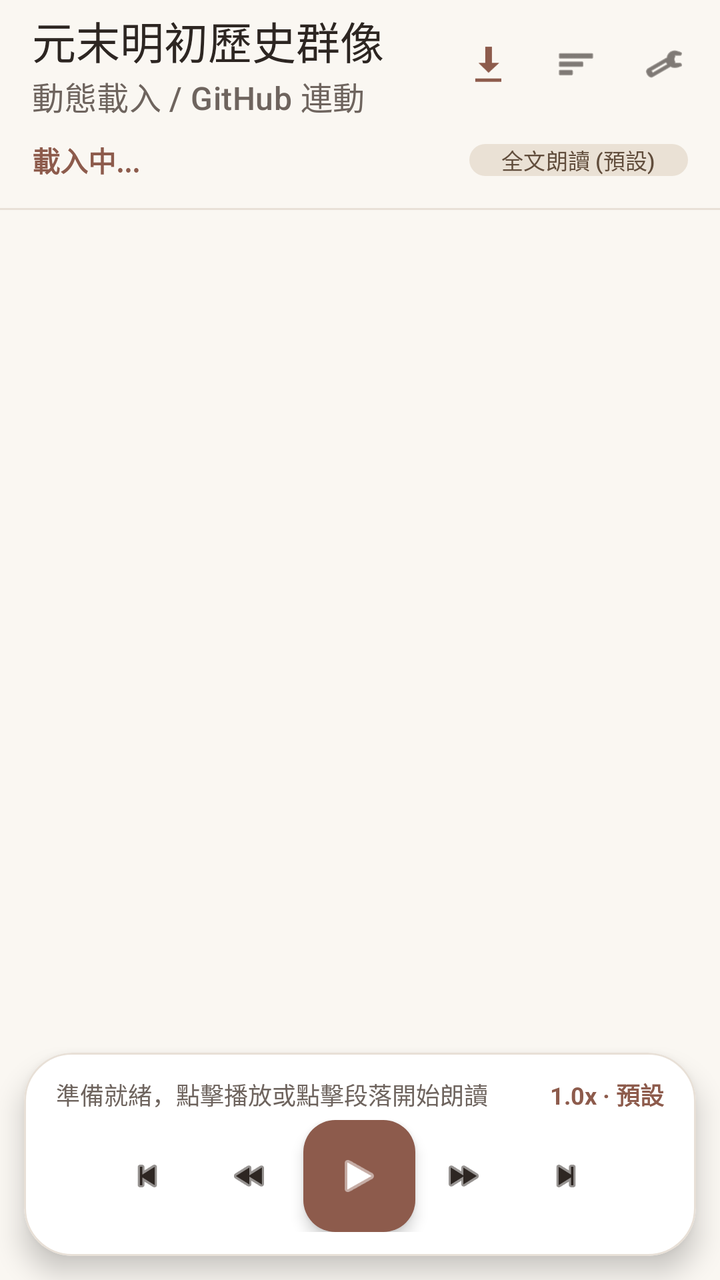
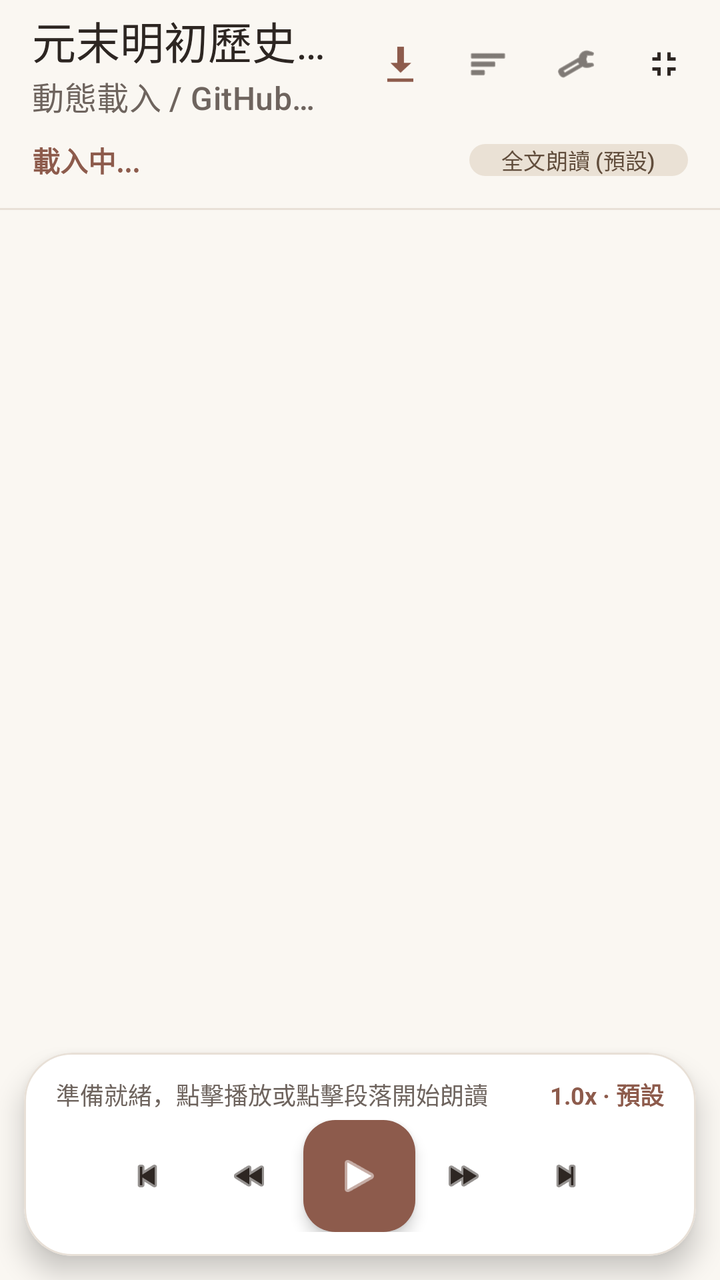

The first picture is an Android layout as it rendered before a commit; the second is the same layout after the commit. The layout source and the unified diff follow.
<!-- AndroidManifest.xml: application theme Theme.NovelReader -->
<!-- res/layout/activity_main.xml -->
<?xml version="1.0" encoding="utf-8"?>
<androidx.coordinatorlayout.widget.CoordinatorLayout xmlns:android="http://schemas.android.com/apk/res/android"
    xmlns:app="http://schemas.android.com/apk/res-auto"
    xmlns:tools="http://schemas.android.com/tools"
    android:id="@+id/rootLayout"
    android:layout_width="match_parent"
    android:layout_height="match_parent"
    android:background="@color/bg_paper">

    <com.google.android.material.appbar.AppBarLayout
        android:id="@+id/appBarLayout"
        android:layout_width="match_parent"
        android:layout_height="wrap_content"
        android:background="@color/bg_paper"
        app:elevation="2dp">

        <com.google.android.material.appbar.MaterialToolbar
            android:id="@+id/toolbar"
            android:layout_width="match_parent"
            android:layout_height="?attr/actionBarSize"
            android:background="@color/bg_paper"
            app:title="@string/title_novel"
            app:titleTextColor="@color/text_primary"
            app:subtitleTextColor="@color/text_secondary"
            app:subtitle="動態載入 / GitHub 連動">

            <LinearLayout
                android:layout_width="wrap_content"
                android:layout_height="match_parent"
                android:layout_gravity="end"
                android:gravity="center_vertical"
                android:orientation="horizontal"
                android:paddingEnd="8dp"
                tools:ignore="RtlSymmetry">

                
                <com.google.android.material.button.MaterialButton
                    android:id="@+id/btnImportNovel"
                    style="@style/Widget.Material3.Button.IconButton"
                    android:layout_width="44dp"
                    android:layout_height="44dp"
                    android:contentDescription="匯入小說 (GitHub/ZIP/目錄)"
                    app:icon="@android:drawable/stat_sys_download"
                    app:iconTint="@color/primary" />

                
                <com.google.android.material.button.MaterialButton
                    android:id="@+id/btnChapterList"
                    style="@style/Widget.Material3.Button.IconButton"
                    android:layout_width="44dp"
                    android:layout_height="44dp"
                    android:contentDescription="@string/chapters"
                    app:icon="@android:drawable/ic_menu_sort_by_size"
                    app:iconTint="@color/text_primary" />

                
                <com.google.android.material.button.MaterialButton
                    android:id="@+id/btnSettings"
                    style="@style/Widget.Material3.Button.IconButton"
                    android:layout_width="44dp"
                    android:layout_height="44dp"
                    android:contentDescription="@string/settings"
                    app:icon="@android:drawable/ic_menu_preferences"
                    app:iconTint="@color/text_primary" />
            </LinearLayout>

        </com.google.android.material.appbar.MaterialToolbar>

        
        <com.google.android.material.card.MaterialCardView
            android:id="@+id/cardResumeBanner"
            android:layout_width="match_parent"
            android:layout_height="wrap_content"
            android:layout_marginHorizontal="12dp"
            android:layout_marginBottom="8dp"
            android:visibility="gone"
            app:cardCornerRadius="12dp"
            app:cardBackgroundColor="@color/primary_container"
            app:strokeColor="@color/primary"
            app:strokeWidth="1dp">

            <LinearLayout
                android:layout_width="match_parent"
                android:layout_height="wrap_content"
                android:orientation="horizontal"
                android:gravity="center_vertical"
                android:paddingHorizontal="12dp"
                android:paddingVertical="8dp">

                <ImageView
                    android:layout_width="20dp"
                    android:layout_height="20dp"
                    android:src="@android:drawable/ic_media_play"
                    app:tint="@color/primary"
                    android:contentDescription="續讀" />

                <TextView
                    android:id="@+id/tvResumeProgressText"
                    android:layout_width="0dp"
                    android:layout_height="wrap_content"
                    android:layout_weight="1"
                    android:layout_marginStart="8dp"
                    android:text="上次讀到：第 1 章 · 第 1 段"
                    android:textColor="@color/on_primary_container"
                    android:textSize="12sp"
                    android:textStyle="bold" />

                <com.google.android.material.button.MaterialButton
                    android:id="@+id/btnResumePlay"
                    style="@style/Widget.Material3.Button.TonalButton"
                    android:layout_width="wrap_content"
                    android:layout_height="32dp"
                    android:text="繼續朗讀"
                    android:textSize="11sp"
                    android:paddingHorizontal="12dp"
                    app:cornerRadius="16dp" />

                <ImageButton
                    android:id="@+id/btnCloseResumeBanner"
                    android:layout_width="28dp"
                    android:layout_height="28dp"
                    android:layout_marginStart="4dp"
                    android:background="?attr/selectableItemBackgroundBorderless"
                    android:src="@android:drawable/ic_menu_close_clear_cancel"
                    android:contentDescription="關閉" />

            </LinearLayout>

        </com.google.android.material.card.MaterialCardView>

        
        <LinearLayout
            android:layout_width="match_parent"
            android:layout_height="wrap_content"
            android:orientation="horizontal"
            android:gravity="center_vertical"
            android:paddingHorizontal="16dp"
            android:paddingBottom="8dp">

            <TextView
                android:id="@+id/tvCurrentChapterInfo"
                android:layout_width="0dp"
                android:layout_height="wrap_content"
                android:layout_weight="1"
                android:text="載入中..."
                android:textColor="@color/primary"
                android:textSize="14sp"
                android:textStyle="bold"
                android:maxLines="1"
                android:ellipsize="end" />

            <com.google.android.material.chip.Chip
                android:id="@+id/chipFilterBadge"
                android:layout_width="wrap_content"
                android:layout_height="32dp"
                android:text="@string/mode_full"
                android:textSize="11sp"
                android:textColor="@color/badge_work_record_text"
                app:chipBackgroundColor="@color/badge_work_record"
                app:chipCornerRadius="16dp"
                app:chipStrokeWidth="0dp" />

        </LinearLayout>

        <View
            android:layout_width="match_parent"
            android:layout_height="1dp"
            android:background="@color/divider" />

    </com.google.android.material.appbar.AppBarLayout>

    
    <androidx.recyclerview.widget.RecyclerView
        android:id="@+id/rvContent"
        android:layout_width="match_parent"
        android:layout_height="match_parent"
        android:clipToPadding="false"
        android:paddingBottom="140dp"
        app:layout_behavior="@string/appbar_scrolling_view_behavior" />

    
    <com.google.android.material.card.MaterialCardView
        android:id="@+id/bottomPlayerCard"
        android:layout_width="match_parent"
        android:layout_height="wrap_content"
        android:layout_gravity="bottom"
        android:layout_margin="12dp"
        app:cardCornerRadius="24dp"
        app:cardElevation="8dp"
        app:cardBackgroundColor="@color/bg_card"
        app:strokeColor="@color/divider"
        app:strokeWidth="1dp">

        <LinearLayout
            android:layout_width="match_parent"
            android:layout_height="wrap_content"
            android:orientation="vertical"
            android:padding="12dp">

            
            <LinearLayout
                android:layout_width="match_parent"
                android:layout_height="wrap_content"
                android:orientation="horizontal"
                android:gravity="center_vertical"
                android:paddingHorizontal="4dp"
                android:paddingBottom="4dp">

                <TextView
                    android:id="@+id/tvSpeakingStatus"
                    android:layout_width="0dp"
                    android:layout_height="wrap_content"
                    android:layout_weight="1"
                    android:text="準備就緒，點擊播放或點擊段落開始朗讀"
                    android:textColor="@color/text_secondary"
                    android:textSize="12sp"
                    android:maxLines="1"
                    android:ellipsize="end" />

                <TextView
                    android:id="@+id/tvVoiceInfo"
                    android:layout_width="wrap_content"
                    android:layout_height="wrap_content"
                    android:text="1.0x · 預設"
                    android:textColor="@color/primary"
                    android:textSize="12sp"
                    android:textStyle="bold" />
            </LinearLayout>

            
            <LinearLayout
                android:layout_width="match_parent"
                android:layout_height="wrap_content"
                android:orientation="horizontal"
                android:gravity="center"
                android:weightSum="5">

                
                <com.google.android.material.button.MaterialButton
                    android:id="@+id/btnPrevChapter"
                    style="@style/Widget.Material3.Button.IconButton"
                    android:layout_width="0dp"
                    android:layout_height="48dp"
                    android:layout_weight="1"
                    android:contentDescription="@string/prev_chapter"
                    app:icon="@android:drawable/ic_media_previous"
                    app:iconTint="@color/text_primary" />

                
                <com.google.android.material.button.MaterialButton
                    android:id="@+id/btnPrevParagraph"
                    style="@style/Widget.Material3.Button.IconButton"
                    android:layout_width="0dp"
                    android:layout_height="48dp"
                    android:layout_weight="1"
                    android:contentDescription="@string/prev_paragraph"
                    app:icon="@android:drawable/ic_media_rew"
                    app:iconTint="@color/text_primary" />

                
                <com.google.android.material.floatingactionbutton.FloatingActionButton
                    android:id="@+id/fabPlayPause"
                    android:layout_width="wrap_content"
                    android:layout_height="wrap_content"
                    android:contentDescription="@string/play"
                    app:fabSize="normal"
                    app:backgroundTint="@color/primary"
                    app:tint="@android:color/white"
                    app:srcCompat="@android:drawable/ic_media_play"
                    app:elevation="4dp" />

                
                <com.google.android.material.button.MaterialButton
                    android:id="@+id/btnNextParagraph"
                    style="@style/Widget.Material3.Button.IconButton"
                    android:layout_width="0dp"
                    android:layout_height="48dp"
                    android:layout_weight="1"
                    android:contentDescription="@string/next_paragraph"
                    app:icon="@android:drawable/ic_media_ff"
                    app:iconTint="@color/text_primary" />

                
                <com.google.android.material.button.MaterialButton
                    android:id="@+id/btnNextChapter"
                    style="@style/Widget.Material3.Button.IconButton"
                    android:layout_width="0dp"
                    android:layout_height="48dp"
                    android:layout_weight="1"
                    android:contentDescription="@string/next_chapter"
                    app:icon="@android:drawable/ic_media_next"
                    app:iconTint="@color/text_primary" />

            </LinearLayout>

        </LinearLayout>

    </com.google.android.material.card.MaterialCardView>

</androidx.coordinatorlayout.widget.CoordinatorLayout>
<!-- resources referenced by this layout -->
<resources>
  <color name="badge_work_record">#EAE1D5</color>
  <color name="badge_work_record_text">#614D3C</color>
  <color name="bg_card">#FFFFFF</color>
  <color name="bg_paper">#FAF7F2</color>
  <color name="divider">#E8E0D7</color>
  <color name="on_primary_container">#3B1F17</color>
  <color name="primary">#8D5B4C</color>
  <color name="primary_container">#F5ECE8</color>
  <color name="text_primary">#2D2622</color>
  <color name="text_secondary">#6E645E</color>
  <string name="chapters">章節目錄</string>
  <string name="mode_full">全文朗讀 (預設)</string>
  <string name="next_chapter">下一章</string>
  <string name="next_paragraph">下一段</string>
  <string name="play">朗讀</string>
  <string name="prev_chapter">上一章</string>
  <string name="prev_paragraph">上一段</string>
  <string name="settings">語音與章節設定</string>
  <string name="title_novel">元末明初歷史群像</string>
  <style name="Theme.NovelReader" parent="Theme.Material3.DayNight.NoActionBar">
          <item name="colorPrimary">@color/primary</item>
          <item name="colorOnPrimary">#FFFFFF</item>
          <item name="colorPrimaryContainer">@color/primary_container</item>
          <item name="colorOnPrimaryContainer">@color/on_primary_container</item>
          <item name="android:statusBarColor">@color/bg_paper</item>
          <item name="android:windowLightStatusBar">true</item>
          <item name="android:windowBackground">@color/bg_paper</item>
      </style>
</resources>

<!-- the commit's change to res/layout/activity_main.xml (unified diff, before → after) -->
@@ -61,6 +61,16 @@
                     android:layout_height="44dp"
                     android:contentDescription="@string/settings"
                     app:icon="@android:drawable/ic_menu_preferences"
+                    app:iconTint="@color/text_primary" />
+
+                
+                <com.google.android.material.button.MaterialButton
+                    android:id="@+id/btnToggleFullScreen"
+                    style="@style/Widget.Material3.Button.IconButton"
+                    android:layout_width="44dp"
+                    android:layout_height="44dp"
+                    android:contentDescription="切換沉浸全螢幕"
+                    app:icon="@drawable/ic_fullscreen_exit"
                     app:iconTint="@color/text_primary" />
             </LinearLayout>
 
<!-- resource entries referenced after the edit -->
@@ -10,6 +10,16 @@
   <color name="primary_container">#F5ECE8</color>
   <color name="text_primary">#2D2622</color>
   <color name="text_secondary">#6E645E</color>
+  <!-- drawable ic_fullscreen_exit (drawable) -->
+  <vector xmlns:android="http://schemas.android.com/apk/res/android"
+      android:width="24dp"
+      android:height="24dp"
+      android:viewportWidth="24"
+      android:viewportHeight="24">
+      <path
+          android:fillColor="@color/text_primary"
+          android:pathData="M5,16h3v3h2v-5H5V16z M8,8H5v2h5V5H8V8z M14,19h2v-3h3v-2h-5V19z M16,8V5h-2v5h5V8H16z"/>
+  </vector>
   <string name="chapters">章節目錄</string>
   <string name="mode_full">全文朗讀 (預設)</string>
   <string name="next_chapter">下一章</string>
@@ -24,9 +34,11 @@
           <item name="colorOnPrimary">#FFFFFF</item>
           <item name="colorPrimaryContainer">@color/primary_container</item>
           <item name="colorOnPrimaryContainer">@color/on_primary_container</item>
-          <item name="android:statusBarColor">@color/bg_paper</item>
+          <item name="android:statusBarColor">@android:color/transparent</item>
+          <item name="android:navigationBarColor">@android:color/transparent</item>
           <item name="android:windowLightStatusBar">true</item>
           <item name="android:windowBackground">@color/bg_paper</item>
+          <item name="android:windowLayoutInDisplayCutoutMode" tools:targetApi="p">shortEdges</item>
       </style>
 </resources>
 
